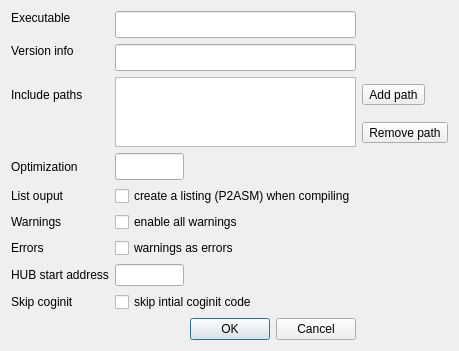
First picture: the form in dialogs/flexspindlg.ui, repository pullmoll/qflexprop, before the edit.
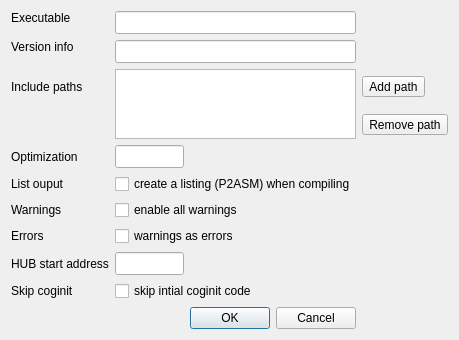
Second picture: the form after the edit. Icons and pictures are not drawn.

The edit to the form file:
```diff
--- a/dialogs/flexspindlg.ui
+++ b/dialogs/flexspindlg.ui
@@ -64,7 +64,7 @@
      <property name="font">
       <font>
        <family>Monospace</family>
-       <pointsize>12</pointsize>
+       <pointsize>10</pointsize>
        <weight>75</weight>
        <bold>true</bold>
       </font>
@@ -76,7 +76,7 @@
      <property name="font">
       <font>
        <family>Monospace</family>
-       <pointsize>12</pointsize>
+       <pointsize>10</pointsize>
        <weight>75</weight>
        <bold>true</bold>
       </font>
@@ -132,7 +132,7 @@
      <property name="font">
       <font>
        <family>Monospace</family>
-       <pointsize>12</pointsize>
+       <pointsize>10</pointsize>
        <weight>75</weight>
        <bold>true</bold>
       </font>
@@ -144,7 +144,7 @@
      <property name="font">
       <font>
        <family>Monospace</family>
-       <pointsize>12</pointsize>
+       <pointsize>10</pointsize>
        <weight>75</weight>
        <bold>true</bold>
       </font>
@@ -224,7 +224,14 @@
     </widget>
    </item>
    <item row="8" column="1">
-    <widget class="QLineEdit" name="le_hubaddress"/>
+    <widget class="QLineEdit" name="le_hubaddress">
+     <property name="font">
+      <font>
+       <family>Monospace</family>
+       <pointsize>10</pointsize>
+      </font>
+     </property>
+    </widget>
    </item>
   </layout>
  </widget>
```
